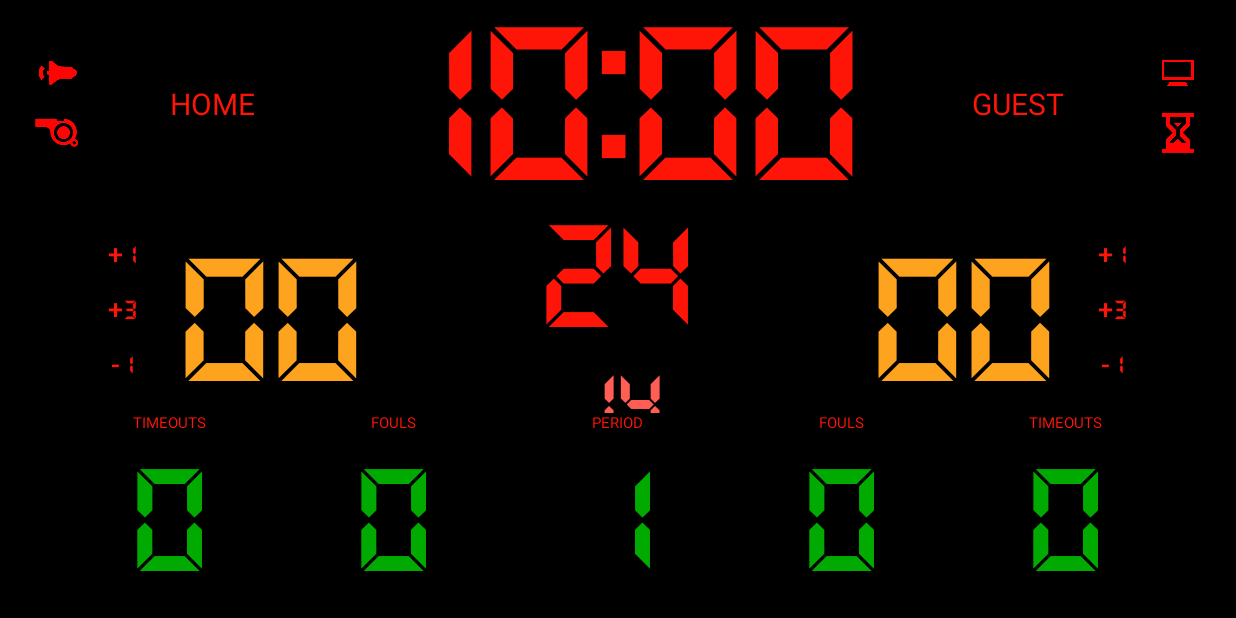
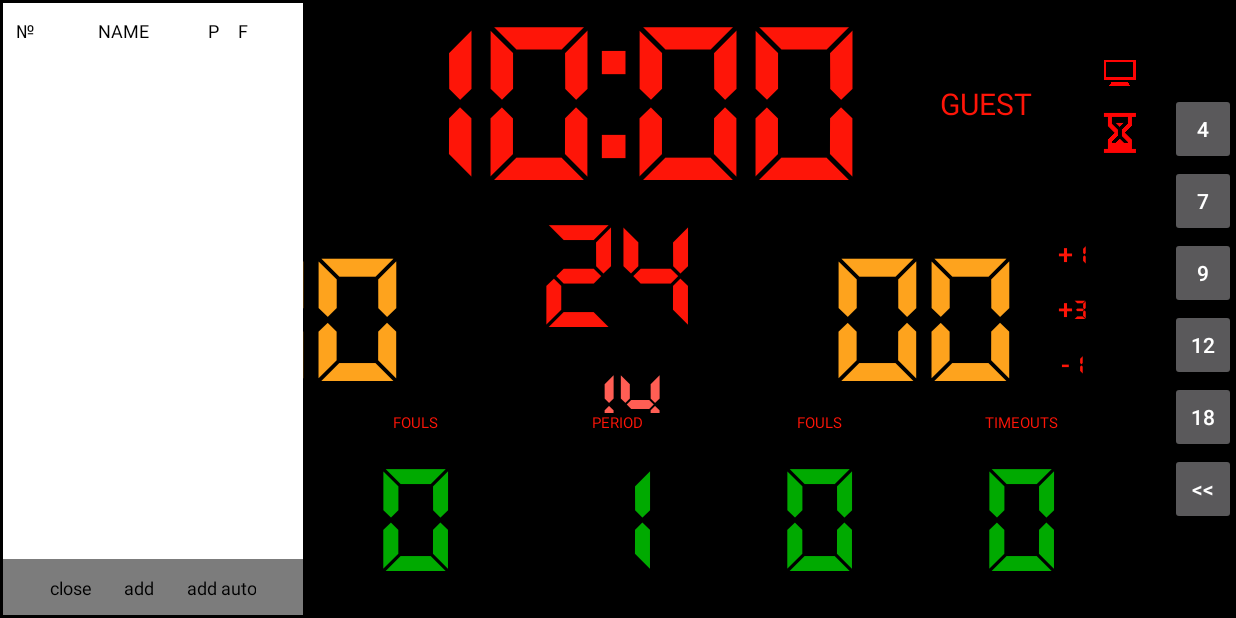
Before and after one commit to smiler25/BasketballScoreboard, an Android app: the screen it shows after launch (MainActivity), after a tap on "Start camera", on a phone screen of 824 x 412 dp (held sideways). Run offline under Robolectric (Android 15) with nearby library versions, the phone set to English and light mode, and no system bars; libraries missing offline, so code that uses them is left out: com.mikepenz.materialdrawer; 3 statements that could not run were skipped; 1 other tap on this screen came first.

Commit message:
боковая панель (левая): добавление и изменение строк

```diff
--- a/app/src/main/java/com/smiler/basketball_scoreboard/MainActivity.java
+++ b/app/src/main/java/com/smiler/basketball_scoreboard/MainActivity.java
@@ -2,6 +2,8 @@ package com.smiler.basketball_scoreboard;
 
 import android.app.DialogFragment;
 import android.app.Fragment;
+import android.app.FragmentManager;
+import android.app.FragmentTransaction;
 import android.content.ContentValues;
 import android.content.Context;
 import android.content.Intent;
@@ -28,6 +30,7 @@ import android.view.animation.AlphaAnimation;
 import android.view.animation.Animation;
 import android.view.animation.AnimationUtils;
 import android.widget.AdapterView;
+import android.widget.Button;
 import android.widget.ImageView;
 import android.widget.TextView;
 import android.widget.Toast;
@@ -53,7 +56,9 @@ public class MainActivity extends AppCompatActivity implements View.OnClickListe
         NameEditDialog.OnChangeNameListener,
         StartTimeoutDialog.NewTimeoutDialogListener,
         SoundPool.OnLoadCompleteListener,
-        TimePickerFragment.OnChangeTimeListener {
+        TimePickerFragment.OnChangeTimeListener,
+        SidePanelFragment.LeftPanelListener
+{
 
     private SharedPreferences statePref, sharedPref;
     private TextView shotTimeView, mainTimeView, hNameView, gNameView, periodView;
@@ -90,6 +95,7 @@ public class MainActivity extends AppCompatActivity implements View.OnClickListe
     private FloatingCountdownTimerDialog floatingDialog;
     private HelpFragment helpFragment;
     private AppUpdatesFragment appUpdatesFragment;
+    private SidePanelFragment leftPanel;
 
     private SimpleDateFormat mainTimeFormat = Constants.timeFormat;
     private long mainTickInterval = Constants.SECOND;
@@ -127,6 +133,10 @@ public class MainActivity extends AppCompatActivity implements View.OnClickListe
             initSimpleLayout();
         }
         initCommonLayout();
+        if (true) {
+            initSidePanels();
+        }
+//        if (sidePanelsOn)
 
         if (sharedPref.getBoolean("first_launch", true)) {
             drawer.openDrawer();
@@ -243,6 +253,30 @@ public class MainActivity extends AppCompatActivity implements View.OnClickListe
 
         initBottomLineTimeouts();
     }
+
+    private void initSidePanels() {
+        ViewStub left_players_stub = (ViewStub) findViewById(R.id.left_panel_stub);
+        ViewStub right_players_stub = (ViewStub) findViewById(R.id.right_panel_stub);
+        left_players_stub.setLayoutResource(R.layout.left_panel);
+        left_players_stub.inflate();
+        right_players_stub.setLayoutResource(R.layout.right_panel);
+        right_players_stub.inflate();
+
+        leftPanel = new SidePanelFragment();//.newInstance();
+//        FragmentManager fm = getFragmentManager();
+//        fm.beginTransaction()
+//                .setCustomAnimations(
+//                        R.anim.side_slide_show, R.anim.side_slide_hide
+////                        android.R.animator.fade_in, android.R.animator.fade_out
+//                )
+//                .add(R.id.left_panel_full, leftPanel)
+////                .show(leftPanel)
+//                .commit();
+        Button leftPanelToggle = (Button) findViewById(R.id.left_panel_toggle);
+        leftPanelToggle.setOnClickListener(this);
+
+    }
+
 
     private void initBottomLineTimeouts() {
         hTimeoutsView = (TextView) findViewById(R.id.homeTimeoutsView);
@@ -529,6 +563,9 @@ public class MainActivity extends AppCompatActivity implements View.OnClickListe
                 if (checkCameraHardware(this)) {
                     runCameraActivity();
                 }
+                break;
+            case R.id.left_panel_toggle:
+                leftPanelShow();
                 break;
             default:
                 break;
@@ -1551,4 +1588,33 @@ public class MainActivity extends AppCompatActivity implements View.OnClickListe
     public void onConfirmDialogNegative(boolean dontShow) {
         dontAskNewGame = (dontShow) ? 1 : 0;
     }
+
+
+
+    private void leftPanelShow() {
+        FragmentManager fm = getFragmentManager();
+        FragmentTransaction ft = fm.beginTransaction()
+                .setCustomAnimations(R.anim.side_slide_show, R.anim.side_slide_show);
+
+        Fragment f = fm.findFragmentByTag("LEFT_SIDE_PANEL");
+        if (f != null) {
+            ft.show(f);
+        } else {
+            ft.add(R.id.left_panel_full, leftPanel, "LEFT_SIDE_PANEL");
+        }
+        ft.commit();
+    }
+
+    @Override
+    public void onLeftPanelClose() {
+        FragmentManager fm = getFragmentManager();
+        fm.beginTransaction()
+                .setCustomAnimations(
+                        R.anim.side_slide_hide, R.anim.side_slide_hide
+                )
+                .hide(leftPanel)
+                .commit();
+
+
+    }
 }
--- a/app/src/main/res/layout/activity_main.xml
+++ b/app/src/main/res/layout/activity_main.xml
@@ -1,10 +1,33 @@
+<RelativeLayout
+    xmlns:android="http://schemas.android.com/apk/res/android"
+    android:layout_width="match_parent"
+    android:layout_height="match_parent"
+    >
+
     <LinearLayout
         xmlns:android="http://schemas.android.com/apk/res/android"
         android:id="@+id/board_layout"
         android:layout_width="match_parent"
         android:layout_height="match_parent"
         android:background="@color/mainBackground"
+        android:orientation="horizontal"
+        >
+
+        <ViewStub
+            android:id="@+id/left_panel_stub"
+            android:inflatedId="@+id/left_panel"
+            android:layout_width="wrap_content"
+            android:layout_height="wrap_content"
+            android:gravity="center"
+            android:layout_weight="1"
+            android:layout_gravity="center"
+            />
+
+        <LinearLayout
+            android:layout_width="match_parent"
+            android:layout_height="match_parent"
             android:orientation="vertical"
+            android:layout_weight="2"
             >
 
             <!-- first line -->
@@ -240,3 +263,25 @@
             <!-- end of third line -->
 
         </LinearLayout>
+
+        <ViewStub
+            android:id="@+id/right_panel_stub"
+            android:inflatedId="@+id/right_panel"
+            android:layout_width="wrap_content"
+            android:layout_height="wrap_content"
+            android:gravity="center"
+            android:layout_gravity="center"
+            android:layout_weight="1"
+            />
+
+    </LinearLayout>
+
+    <FrameLayout
+        android:id="@+id/left_panel_full"
+        android:layout_width="wrap_content"
+        android:layout_height="match_parent"
+        android:layout_gravity="center"
+        android:padding="2dp"
+        android:visibility="visible"
+        />
+</RelativeLayout>
--- /dev/null
+++ b/app/src/main/res/layout/left_panel_full.xml
@@ -0,0 +1,138 @@
+<?xml version="1.0" encoding="utf-8"?>
+<com.smiler.basketball_scoreboard.elements.SlidingRelativeLayout
+    xmlns:android="http://schemas.android.com/apk/res/android"
+    android:layout_width="200dp"
+    android:layout_height="match_parent"
+    android:background="#7c7c7c"
+    android:orientation="vertical"
+    >
+
+    <TableLayout
+        android:id="@+id/left_panel_table"
+        android:layout_width="match_parent"
+        android:layout_height="match_parent"
+        android:layout_weight="3"
+        android:columnCount="5"
+        android:rowCount="2"
+        android:paddingTop="10dp"
+        android:stretchMode="spacingWidth"
+        android:background="#ffffff"
+        >
+
+<!--
+        <TableRow
+            android:orientation="vertical"
+            android:layout_width="match_parent"
+            android:layout_height="match_parent"
+            android:gravity="left"
+            android:layout_gravity="center"
+            >
+            <TextView
+                android:id="@+id/left_panel_number"
+                style="@style/playersPanel"
+                android:text="№"
+                android:layout_width="30dp"
+                />
+            <TextView
+                android:id="@+id/left_panel_name"
+                style="@style/playersPanel"
+                android:text="NAME"
+                android:layout_width="100dp"
+                />
+            <TextView
+                android:id="@+id/left_panel_points"
+                style="@style/playersPanel"
+                android:text="P"
+                android:layout_width="20dp"
+                />
+            <TextView
+                android:id="@+id/left_panel_fouls"
+                style="@style/playersPanel"
+                android:text="F"
+                android:layout_width="20dp"
+                />
+            <TextView
+                android:id="@+id/left_panel_edit"
+                style="@style/playersPanel"
+                android:layout_width="30dp"
+                />
+        </TableRow>
+
+        <TableRow
+            android:orientation="vertical"
+            android:layout_width="match_parent"
+            android:layout_height="match_parent"
+            android:gravity="left"
+            android:layout_gravity="center"
+            android:paddingTop="4dp"
+            android:paddingBottom="4dp"
+            >
+            <TextView
+                android:id="@+id/left_panel_number1"
+                style="@style/playersPanel"
+                android:text="8"
+                />
+            <TextView
+                android:id="@+id/left_panel_name1"
+                style="@style/playersPanel"
+                android:text="Player"
+                />
+            <TextView
+                android:id="@+id/left_panel_points1"
+                style="@style/playersPanel"
+                android:text="0"
+                />
+            <TextView
+                android:id="@+id/left_panel_fouls1"
+                style="@style/playersPanel"
+                android:text="0"
+                />
+        </TableRow>
+-->
+
+    </TableLayout>
+
+    <LinearLayout
+        android:layout_width="match_parent"
+        android:layout_height="50dp"
+        android:orientation="horizontal"
+        android:layout_gravity="bottom"
+        android:gravity="center"
+        android:layout_weight="1"
+        >
+
+        <TextView
+            android:id="@+id/left_panel_close"
+            style="@style/playersPanel"
+            android:text="close"
+            android:layout_width="wrap_content"
+            android:layout_height="wrap_content"
+            android:layout_margin="5dp"
+            android:padding="5dp"
+        />
+
+        <TextView
+            android:id="@+id/left_panel_add"
+            style="@style/playersPanel"
+            android:text="add"
+            android:layout_width="wrap_content"
+            android:layout_height="wrap_content"
+            android:layout_margin="5dp"
+            android:padding="5dp"
+            />
+
+        <TextView
+            android:id="@+id/left_panel_add_auto"
+            style="@style/playersPanel"
+            android:text="add auto"
+            android:layout_width="wrap_content"
+            android:layout_height="wrap_content"
+            android:layout_margin="5dp"
+            android:padding="5dp"
+            />
+
+    </LinearLayout>
+
+
+</com.smiler.basketball_scoreboard.elements.SlidingRelativeLayout>
+<!--</FrameLayout>-->
--- /dev/null
+++ b/app/src/main/res/layout/right_panel.xml
@@ -0,0 +1,59 @@
+<?xml version="1.0" encoding="utf-8"?>
+<LinearLayout
+    xmlns:android="http://schemas.android.com/apk/res/android"
+    android:id="@+id/right_panel"
+    android:layout_width="match_parent"
+    android:layout_height="wrap_content"
+    android:orientation="vertical"
+    style="@style/matchParentCenter"
+    android:layout_gravity="center"
+    >
+
+    <Button
+        android:id="@+id/guest_player1"
+        android:layout_width="wrap_content"
+        android:layout_height="wrap_content"
+        android:text="4"
+        />
+
+
+    <Button
+        android:id="@+id/guest_player2"
+        android:layout_width="wrap_content"
+        android:layout_height="wrap_content"
+        android:text="7"
+        />
+
+
+    <Button
+        android:id="@+id/guest_player3"
+        android:layout_width="wrap_content"
+        android:layout_height="wrap_content"
+        android:text="9"
+        />
+
+
+    <Button
+        android:id="@+id/guest_player4"
+        android:layout_width="wrap_content"
+        android:layout_height="wrap_content"
+        android:text="12"
+        />
+
+
+    <Button
+        android:id="@+id/guest_player5"
+        android:layout_width="wrap_content"
+        android:layout_height="wrap_content"
+        android:text="18"
+        />
+
+
+    <Button
+        android:id="@+id/right_panel_toggle"
+        android:layout_width="wrap_content"
+        android:layout_height="wrap_content"
+        android:text="&lt;&lt;"
+        />
+
+</LinearLayout>
--- /dev/null
+++ b/app/src/main/res/layout/side_panel_header.xml
@@ -0,0 +1,39 @@
+<?xml version="1.0" encoding="utf-8"?>
+<TableRow
+    xmlns:android="http://schemas.android.com/apk/res/android"
+    android:orientation="vertical"
+    android:layout_width="match_parent"
+    android:layout_height="match_parent"
+    android:gravity="left"
+    android:layout_gravity="center"
+    >
+    <TextView
+        android:id="@+id/left_panel_number"
+        style="@style/playersPanel"
+        android:text="№"
+        android:layout_width="30dp"
+        />
+    <TextView
+        android:id="@+id/left_panel_name"
+        style="@style/playersPanel"
+        android:text="NAME"
+        android:layout_width="100dp"
+        />
+    <TextView
+        android:id="@+id/left_panel_points"
+        style="@style/playersPanel"
+        android:text="P"
+        android:layout_width="20dp"
+        />
+    <TextView
+        android:id="@+id/left_panel_fouls"
+        style="@style/playersPanel"
+        android:text="F"
+        android:layout_width="20dp"
+        />
+    <TextView
+        android:id="@+id/left_panel_edit"
+        style="@style/playersPanel"
+        android:layout_width="30dp"
+        />
+</TableRow>
--- a/app/src/main/res/values/dimens.xml
+++ b/app/src/main/res/values/dimens.xml
@@ -63,4 +63,7 @@
     <dimen name="camera_team_width">75dp</dimen>
     <dimen name="bottom_line_elements_margin">5dp</dimen>
 
+    <!--side panel-->
+    <dimen name="side_panel_font_size">15sp</dimen>
+
 </resources>
--- a/app/src/main/res/values/styles.xml
+++ b/app/src/main/res/values/styles.xml
@@ -117,4 +117,10 @@
         <item name="android:textColor">@color/white</item>
     </style>
 
+    <style name="playersPanel" parent="matchParentCenter">
+        <item name="android:textSize">12sp</item>
+        <!--<item name="android:textSize">@dimen/label_font_size</item>-->
+        <item name="android:textColor">@color/black</item>
+    </style>
+
 </resources>
```
Also changed, not shown: app/src/main/java/com/smiler/basketball_scoreboard/SidePanelFragment.java (added, +94 -0 lines), app/src/main/java/com/smiler/basketball_scoreboard/elements/SidePanelRow.java (added, +77 -0 lines), app/src/main/java/com/smiler/basketball_scoreboard/elements/SlidingRelativeLayout.java (added, +41 -0 lines), app/src/main/res/anim/side_slide_hide.xml (added, +9 -0 lines), app/src/main/res/anim/side_slide_show.xml (added, +10 -0 lines), app/src/main/res/layout/left_panel.xml (added, +60 -0 lines), app/src/main/res/layout/side_panel_row.xml (added, +44 -0 lines). Lines whose indentation alone changed are shown as unchanged.
